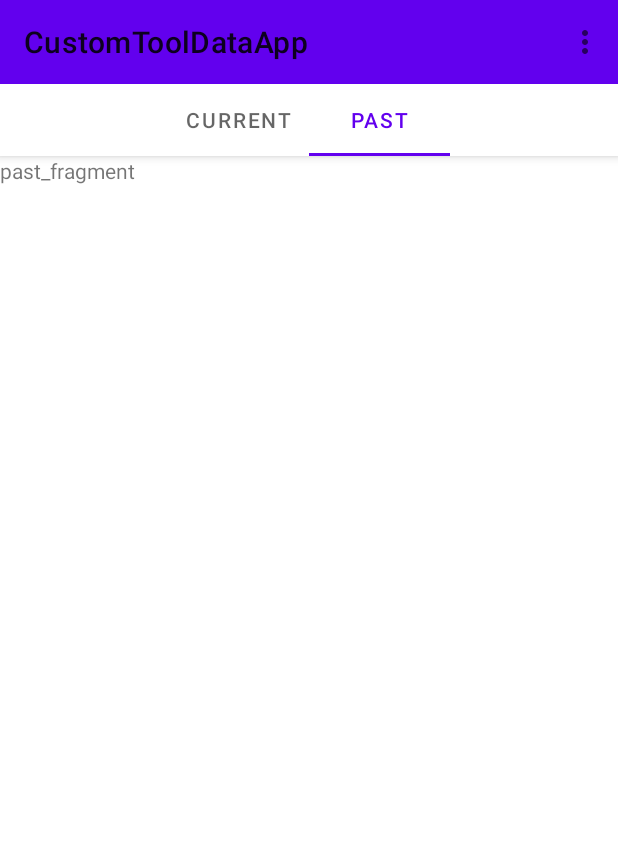
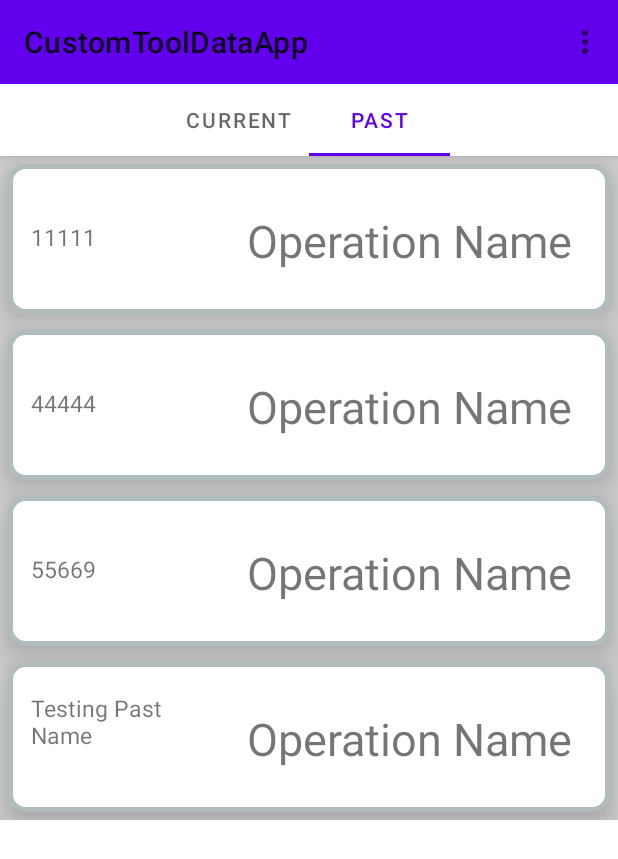
Before and after one commit to diamondadam/CustomToolAndGrindingDataApp, an Android app: the screen it shows after launch (MainActivity), tab 2 chosen, on a phone screen of 412 x 824 dp. Shown: the top 859 px of the screen. Run offline under Robolectric (Android 15) with nearby library versions, the phone set to English and light mode, and no system bars.

Commit message:
Added Recycler Views to the fragments

```diff
--- a/app/src/main/AndroidManifest.xml
+++ b/app/src/main/AndroidManifest.xml
@@ -9,7 +9,7 @@
         android:roundIcon="@mipmap/ic_launcher_round"
         android:supportsRtl="true"
         android:theme="@style/Theme.CustomToolDataApp">
-
+        <activity android:name=".activities.EmployeeHourlyBreakdown"></activity>
         <activity android:name=".activities.MainActivity">
             <intent-filter>
                 <action android:name="android.intent.action.MAIN" />
--- a/app/src/main/java/com/example/customtooldataapp/adapters/TransactionRecyclerAdapter.java
+++ b/app/src/main/java/com/example/customtooldataapp/adapters/TransactionRecyclerAdapter.java
@@ -1,4 +1,61 @@
 package com.example.customtooldataapp.adapters;
 
-public class TransactionRecyclerAdapter {
+import android.content.Context;
+import android.util.Log;
+import android.view.LayoutInflater;
+import android.view.View;
+import android.view.ViewGroup;
+import android.widget.TextView;
+import android.widget.Toast;
+
+import androidx.annotation.NonNull;
+import androidx.recyclerview.widget.RecyclerView;
+
+import com.example.customtooldataapp.R;
+
+import java.util.ArrayList;
+
+public class TransactionRecyclerAdapter extends RecyclerView.Adapter<TransactionRecyclerAdapter.TransactionViewHolder> {
+    LayoutInflater layoutInflater;
+    ArrayList<String> jobNames;
+
+    public TransactionRecyclerAdapter(Context context, ArrayList<String> jobNames){
+        this.layoutInflater = LayoutInflater.from(context);
+        this.jobNames = jobNames;
+    }
+
+    @NonNull
+    @Override
+    public TransactionViewHolder onCreateViewHolder(@NonNull ViewGroup parent, int viewType) {
+        View transactionView = layoutInflater.inflate(R.layout.item_transaction, parent, false);
+        return new TransactionViewHolder(transactionView);
+    }
+
+    @Override
+    public void onBindViewHolder(@NonNull TransactionViewHolder holder, int position) {
+        String currentJobName = jobNames.get(position);
+        holder.jobName.setText(currentJobName);
+    }
+
+    @Override
+    public int getItemCount() {
+        return jobNames.size();
+    }
+
+    class TransactionViewHolder extends RecyclerView.ViewHolder implements View.OnClickListener{
+        private TextView jobName;
+        private TextView operationName;
+
+        public TransactionViewHolder(@NonNull View itemView) {
+            super(itemView);
+            jobName = itemView.findViewById(R.id.jobName);
+            operationName = itemView.findViewById(R.id.operationName);
+            itemView.setOnClickListener(this);
+        }
+
+        @Override
+        public void onClick(View v) {
+            Log.d("OnClick", String.valueOf(jobName.getText()));
+        }
+    }
 }
--- a/app/src/main/java/com/example/customtooldataapp/fragments/CurrentFragment.java
+++ b/app/src/main/java/com/example/customtooldataapp/fragments/CurrentFragment.java
@@ -2,7 +2,11 @@ package com.example.customtooldataapp.fragments;
 
 import android.os.Bundle;
 
+import androidx.annotation.NonNull;
+import androidx.annotation.Nullable;
 import androidx.fragment.app.Fragment;
+import androidx.recyclerview.widget.LinearLayoutManager;
+import androidx.recyclerview.widget.RecyclerView;
 
 import android.util.Log;
 import android.view.LayoutInflater;
@@ -10,6 +14,10 @@ import android.view.View;
 import android.view.ViewGroup;
 
 import com.example.customtooldataapp.R;
+import com.example.customtooldataapp.adapters.TransactionRecyclerAdapter;
+
+import java.util.ArrayList;
+import java.util.Arrays;
 
 /**
  * A simple {@link Fragment} subclass.
@@ -17,6 +25,9 @@ import com.example.customtooldataapp.R;
  * create an instance of this fragment.
  */
 public class CurrentFragment extends Fragment {
+
+    private RecyclerView recyclerView;
+    private TransactionRecyclerAdapter transactionRecyclerAdapter;
 
     public CurrentFragment() {
         // Required empty public constructor
@@ -42,9 +53,23 @@ public class CurrentFragment extends Fragment {
     @Override
     public void onCreate(Bundle savedInstanceState) {
         super.onCreate(savedInstanceState);
+
         if (getArguments() != null) {
            //Assign Arguments
         }
+    }
+
+    @Override
+    public void onViewCreated(@NonNull View view, @Nullable Bundle savedInstanceState) {
+        recyclerView = getView().findViewById(R.id.current_recycler);
+        ArrayList<String> jobNames = new ArrayList<String>(
+                Arrays.asList("66555", "55555", "15222", "Testing Job Name")
+        );
+        transactionRecyclerAdapter = new TransactionRecyclerAdapter(getContext(), jobNames);
+        recyclerView.setAdapter(transactionRecyclerAdapter);
+        recyclerView.setLayoutManager(new LinearLayoutManager(getContext()));
+
+        super.onViewCreated(view, savedInstanceState);
     }
 
     @Override
--- a/app/src/main/java/com/example/customtooldataapp/fragments/PastFragment.java
+++ b/app/src/main/java/com/example/customtooldataapp/fragments/PastFragment.java
@@ -2,7 +2,11 @@ package com.example.customtooldataapp.fragments;
 
 import android.os.Bundle;
 
+import androidx.annotation.NonNull;
+import androidx.annotation.Nullable;
 import androidx.fragment.app.Fragment;
+import androidx.recyclerview.widget.LinearLayoutManager;
+import androidx.recyclerview.widget.RecyclerView;
 
 import android.util.Log;
 import android.view.LayoutInflater;
@@ -10,6 +14,10 @@ import android.view.View;
 import android.view.ViewGroup;
 
 import com.example.customtooldataapp.R;
+import com.example.customtooldataapp.adapters.TransactionRecyclerAdapter;
+
+import java.util.ArrayList;
+import java.util.Arrays;
 
 /**
  * A simple {@link Fragment} subclass.
@@ -17,6 +25,9 @@ import com.example.customtooldataapp.R;
  * create an instance of this fragment.
  */
 public class PastFragment extends Fragment {
+
+    private RecyclerView recyclerView;
+    private TransactionRecyclerAdapter transactionRecyclerAdapter;
 
     public PastFragment() {
         // Required empty public constructor
@@ -53,4 +64,18 @@ public class PastFragment extends Fragment {
         // Inflate the layout for this fragment
         return inflater.inflate(R.layout.fragment_past, container, false);
     }
+
+    @Override
+    public void onViewCreated(@NonNull View view, @Nullable Bundle savedInstanceState) {
+        recyclerView = getView().findViewById(R.id.past_recycler);
+        ArrayList<String> jobNames = new ArrayList<String>(
+                Arrays.asList("11111", "44444", "55669", "Testing Past Name")
+        );
+        transactionRecyclerAdapter = new TransactionRecyclerAdapter(getContext(), jobNames);
+        recyclerView.setAdapter(transactionRecyclerAdapter);
+        recyclerView.setLayoutManager(new LinearLayoutManager(getContext()));
+
+        super.onViewCreated(view, savedInstanceState);
+    }
+
 }
--- /dev/null
+++ b/app/src/main/res/drawable-v24/transaction_bg.xml
@@ -0,0 +1,7 @@
+<?xml version="1.0" encoding="UTF-8"?>
+<shape xmlns:android="http://schemas.android.com/apk/res/android">
+    <solid android:color="#FFFFFF"/>
+    <stroke android:width="3dp" android:color="#B1BCBE" />
+    <corners android:radius="10dp"/>
+    <padding android:left="0dp" android:top="0dp" android:right="0dp" android:bottom="0dp" />
+</shape>
--- /dev/null
+++ b/app/src/main/res/drawable/current_bg.xml
@@ -0,0 +1,6 @@
+<?xml version="1.0" encoding="utf-8"?>
+<selector xmlns:android="http://schemas.android.com/apk/res/android">
+    <item>
+        <color android:color="@color/darkgrey"></color>
+    </item>
+</selector>
--- /dev/null
+++ b/app/src/main/res/drawable/past_bg.xml
@@ -0,0 +1,6 @@
+<?xml version="1.0" encoding="utf-8"?>
+<selector xmlns:android="http://schemas.android.com/apk/res/android">
+    <item>
+        <color android:color="@color/lightgrey"></color>
+    </item>
+</selector>
--- a/app/src/main/res/layout/fragment_past.xml
+++ b/app/src/main/res/layout/fragment_past.xml
@@ -3,17 +3,13 @@
     xmlns:tools="http://schemas.android.com/tools"
     android:layout_width="match_parent"
     android:layout_height="match_parent"
+    android:background="@drawable/past_bg"
     tools:context=".fragments.CurrentFragment">
 
     <LinearLayout
-        android:layout_width="match_parent"
-        android:layout_height="match_parent"
+        android:layout_width="fill_parent"
+        android:layout_height="fill_parent"
         android:orientation="vertical">
-
-        <TextView
-            android:layout_width="match_parent"
-            android:layout_height="wrap_content"
-            android:text="@string/past_fragment" />
 
         <androidx.recyclerview.widget.RecyclerView
             android:id="@+id/past_recycler"
--- a/app/src/main/res/layout/item_transaction.xml
+++ b/app/src/main/res/layout/item_transaction.xml
@@ -3,7 +3,11 @@
     xmlns:tools="http://schemas.android.com/tools"
     android:id="@+id/transactionContainer"
     android:layout_width="match_parent"
-    android:layout_height="100dp">
+    android:layout_height="100dp"
+    android:layout_margin="5dp"
+    android:background="@drawable/transaction_bg"
+    android:elevation="15dp"
+    android:padding="5dp">
 
     <TextView
         android:id="@+id/jobName"
@@ -11,6 +15,7 @@
         android:layout_height="wrap_content"
         android:layout_alignParentStart="true"
         android:layout_alignParentBottom="true"
+        android:textSize="15dp"
         android:layout_marginStart="10dp"
         android:layout_marginEnd="50dp"
         android:layout_marginBottom="35dp"
@@ -23,9 +28,10 @@
         android:layout_height="wrap_content"
         android:layout_alignParentEnd="true"
         android:layout_alignParentBottom="true"
-        android:layout_marginEnd="10dp"
-        android:layout_marginBottom="35dp"
-        android:text="Operation Name" />
+        android:layout_marginEnd="19dp"
+        android:layout_marginBottom="23dp"
+        android:text="Operation Name"
+        android:textSize="30dp" />
 
 
 </RelativeLayout>
--- a/app/src/main/res/values/colors.xml
+++ b/app/src/main/res/values/colors.xml
@@ -7,4 +7,6 @@
     <color name="teal_700">#FF018786</color>
     <color name="black">#FF000000</color>
     <color name="white">#FFFFFFFF</color>
+    <color name="lightgrey">#D3D3D3</color>
+    <color name="darkgrey">#A9A9A9</color>
 </resources>
```
Also changed, not shown: app/src/main/java/com/example/customtooldataapp/activities/EmployeeHourlyBreakdown.java (added, +16 -0 lines), app/src/main/res/layout/activity_employee_hourly_breakdown.xml (added, +16 -0 lines), app/src/main/res/layout/fragment_current.xml (+3 -7 lines).
